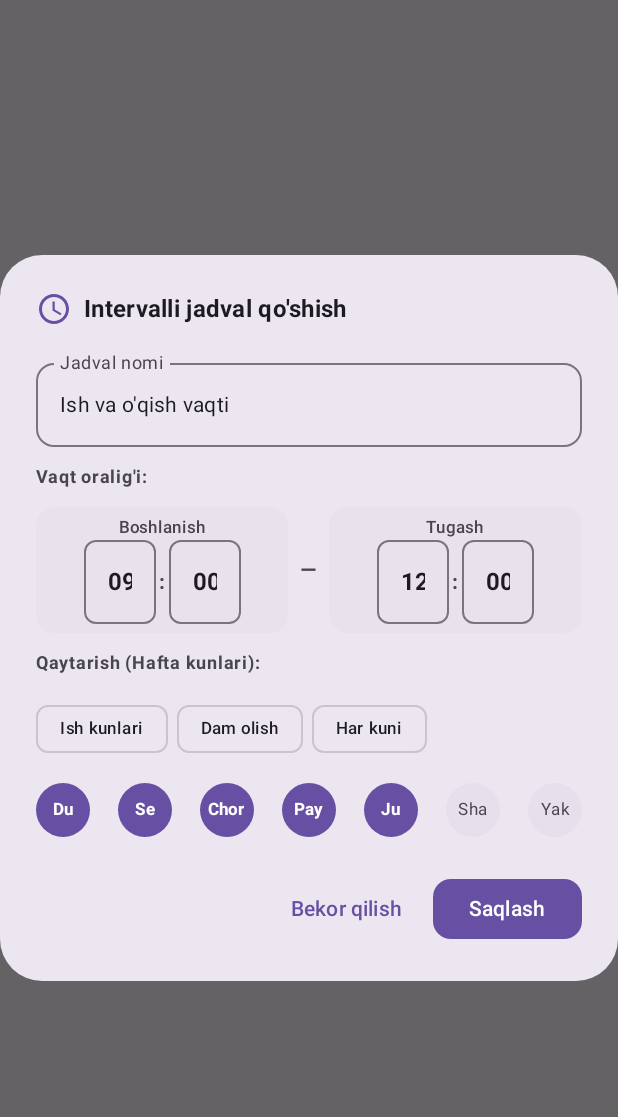
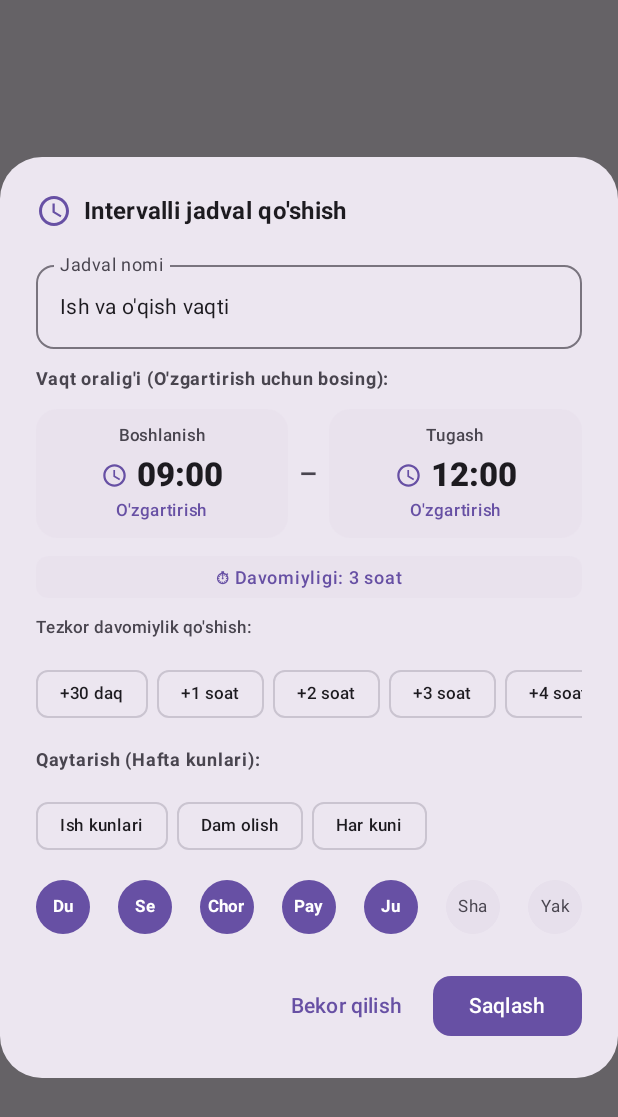
Before and after one commit to joxacybers/focus, an Android app built with Jetpack Compose: the composable EnhancedScheduleDialog shown on its own in the app's theme, on a phone screen of 412 x 824 dp. Shown: the top 1117 px of the screen. Run offline under Robolectric (Android 15) with nearby library versions, the phone set to English and light mode, and no system bars.

Commit message:
feat: replace manual time text inputs with visual TimePicker dial and quick duration chips

```diff
--- a/app/src/main/java/com/example/focus/ui/screens/FocusScreen.kt
+++ b/app/src/main/java/com/example/focus/ui/screens/FocusScreen.kt
@@ -4,6 +4,7 @@ import android.content.Intent
 import android.provider.Settings
 import androidx.compose.foundation.background
 import androidx.compose.foundation.clickable
+import androidx.compose.foundation.horizontalScroll
 import androidx.compose.foundation.layout.Arrangement
 import androidx.compose.foundation.layout.Box
 import androidx.compose.foundation.layout.Column
@@ -18,7 +19,6 @@ import androidx.compose.foundation.layout.width
 import androidx.compose.foundation.rememberScrollState
 import androidx.compose.foundation.shape.CircleShape
 import androidx.compose.foundation.shape.RoundedCornerShape
-import androidx.compose.foundation.text.KeyboardOptions
 import androidx.compose.foundation.verticalScroll
 import androidx.compose.material.icons.Icons
 import androidx.compose.material.icons.filled.AccessibilityNew
@@ -65,8 +65,11 @@ import androidx.compose.material3.Surface
 import androidx.compose.material3.Switch
 import androidx.compose.material3.Text
 import androidx.compose.material3.TextButton
+import androidx.compose.material3.TimePicker
+import androidx.compose.material3.TimePickerDefaults
 import androidx.compose.material3.TopAppBarDefaults
 import androidx.compose.material3.rememberModalBottomSheetState
+import androidx.compose.material3.rememberTimePickerState
 import androidx.compose.runtime.Composable
 import androidx.compose.runtime.DisposableEffect
 import androidx.compose.runtime.collectAsState
@@ -82,7 +85,6 @@ import androidx.compose.ui.draw.clip
 import androidx.compose.ui.graphics.vector.ImageVector
 import androidx.compose.ui.platform.LocalContext
 import androidx.compose.ui.text.font.FontWeight
-import androidx.compose.ui.text.input.KeyboardType
 import androidx.compose.ui.text.style.TextAlign
 import androidx.compose.ui.text.style.TextOverflow
 import androidx.compose.ui.unit.dp
@@ -911,9 +913,14 @@ private fun SettingSwitch(
     }
 }
 
+private enum class ActiveTimeTarget {
+    START, END
+}
+
 /**
- * Enhanced dialog to configure Schedule name, time range (hour:minute), and weekday recurrence
+ * Enhanced dialog to configure Schedule name, time range via visual picker/presets, and weekday recurrence
  */
+@OptIn(ExperimentalMaterial3Api::class)
 @Composable
 private fun EnhancedScheduleDialog(
     onDismiss: () -> Unit,
@@ -926,6 +933,8 @@ private fun EnhancedScheduleDialog(
     var endMinute by remember { mutableIntStateOf(0) }
     var selectedDays by remember { mutableStateOf(setOf(1, 2, 3, 4, 5)) } // 1=Mon .. 7=Sun
 
+    var activeTimePicker by remember { mutableStateOf<ActiveTimeTarget?>(null) }
+
     val dayNames = listOf(
         1 to "Du",
         2 to "Se",
@@ -935,6 +944,22 @@ private fun EnhancedScheduleDialog(
         6 to "Sha",
         7 to "Yak"
     )
+
+    // Calculate total duration in minutes
+    val startTotalMinutes = startHour * 60 + startMinute
+    val endTotalMinutes = endHour * 60 + endMinute
+    val durationMinutes = if (endTotalMinutes >= startTotalMinutes) {
+        endTotalMinutes - startTotalMinutes
+    } else {
+        (24 * 60 - startTotalMinutes) + endTotalMinutes
+    }
+    val durHours = durationMinutes / 60
+    val durMins = durationMinutes % 60
+    val durationText = buildString {
+        append("Davomiyligi: ")
+        if (durHours > 0) append("$durHours soat ")
+        if (durMins > 0 || durHours == 0) append("$durMins daqiqa")
+    }.trim()
 
     AlertDialog(
         onDismissRequest = onDismiss,
@@ -949,7 +974,9 @@ private fun EnhancedScheduleDialog(
         },
         text = {
             Column(
-                modifier = Modifier.fillMaxWidth(),
+                modifier = Modifier
+                    .fillMaxWidth()
+                    .verticalScroll(rememberScrollState()),
                 verticalArrangement = Arrangement.spacedBy(12.dp)
             ) {
                 // Name Input
@@ -964,32 +991,83 @@ private fun EnhancedScheduleDialog(
 
                 // Time Range Section
                 Text(
-                    text = "Vaqt oralig'i:",
+                    text = "Vaqt oralig'i (O'zgartirish uchun bosing):",
                     style = MaterialTheme.typography.labelMedium,
                     fontWeight = FontWeight.Bold
                 )
+
+                // Visual interactive time cards
                 Row(
                     modifier = Modifier.fillMaxWidth(),
                     horizontalArrangement = Arrangement.spacedBy(8.dp),
                     verticalAlignment = Alignment.CenterVertically
                 ) {
-                    TimeBoxSelector(
+                    TimeDisplayCard(
                         label = "Boshlanish",
                         hour = startHour,
                         minute = startMinute,
-                        onHourChange = { startHour = it },
-                        onMinuteChange = { startMinute = it },
+                        onClick = { activeTimePicker = ActiveTimeTarget.START },
                         modifier = Modifier.weight(1f)
                     )
-                    Text("—", fontWeight = FontWeight.Bold)
-                    TimeBoxSelector(
+                    Text("—", fontWeight = FontWeight.ExtraBold, color = MaterialTheme.colorScheme.onSurfaceVariant)
+                    TimeDisplayCard(
                         label = "Tugash",
                         hour = endHour,
                         minute = endMinute,
-                        onHourChange = { endHour = it },
-                        onMinuteChange = { endMinute = it },
+                        onClick = { activeTimePicker = ActiveTimeTarget.END },
                         modifier = Modifier.weight(1f)
                     )
+                }
+
+                // Duration badge
+                Surface(
+                    color = MaterialTheme.colorScheme.surfaceVariant.copy(alpha = 0.5f),
+                    shape = RoundedCornerShape(8.dp),
+                    modifier = Modifier.fillMaxWidth()
+                ) {
+                    Row(
+                        modifier = Modifier.padding(horizontal = 10.dp, vertical = 6.dp),
+                        verticalAlignment = Alignment.CenterVertically,
+                        horizontalArrangement = Arrangement.Center
+                    ) {
+                        Text(
+                            text = "⏱ $durationText",
+                            style = MaterialTheme.typography.labelMedium,
+                            fontWeight = FontWeight.SemiBold,
+                            color = MaterialTheme.colorScheme.primary
+                        )
+                    }
+                }
+
+                // Quick presets: +30m, +1h, +2h, +3h, +4h
+                Text(
+                    text = "Tezkor davomiylik qo'shish:",
+                    style = MaterialTheme.typography.labelSmall,
+                    color = MaterialTheme.colorScheme.onSurfaceVariant
+                )
+                Row(
+                    modifier = Modifier
+                        .fillMaxWidth()
+                        .horizontalScroll(rememberScrollState()),
+                    horizontalArrangement = Arrangement.spacedBy(6.dp)
+                ) {
+                    listOf(
+                        30 to "+30 daq",
+                        60 to "+1 soat",
+                        120 to "+2 soat",
+                        180 to "+3 soat",
+                        240 to "+4 soat"
+                    ).forEach { (addedMins, label) ->
+                        AssistChip(
+                            onClick = {
+                                val total = (startHour * 60 + startMinute + addedMins) % (24 * 60)
+                                endHour = total / 60
+                                endMinute = total % 60
+                            },
+                            label = { Text(label, style = MaterialTheme.typography.labelSmall) },
+                            shape = RoundedCornerShape(8.dp)
+                        )
+                    }
                 }
 
                 // Weekday Recurrence Section
@@ -1083,72 +1161,133 @@ private fun EnhancedScheduleDialog(
             }
         }
     )
+
+    if (activeTimePicker != null) {
+        val isStart = activeTimePicker == ActiveTimeTarget.START
+        Material3TimePickerDialog(
+            title = if (isStart) "Boshlanish vaqtini tanlang" else "Tugash vaqtini tanlang",
+            initialHour = if (isStart) startHour else endHour,
+            initialMinute = if (isStart) startMinute else endMinute,
+            onConfirm = { h, m ->
+                if (isStart) {
+                    startHour = h
+                    startMinute = m
+                } else {
+                    endHour = h
+                    endMinute = m
+                }
+                activeTimePicker = null
+            },
+            onDismiss = { activeTimePicker = null }
+        )
+    }
 }
 
 /**
- * Clean numeric time input box for hour and minute
+ * Clickable card displaying hour and minute with clock icon
  */
 @Composable
-private fun TimeBoxSelector(
+private fun TimeDisplayCard(
     label: String,
     hour: Int,
     minute: Int,
-    onHourChange: (Int) -> Unit,
-    onMinuteChange: (Int) -> Unit,
+    onClick: () -> Unit,
     modifier: Modifier = Modifier
 ) {
     Surface(
+        onClick = onClick,
+        shape = RoundedCornerShape(14.dp),
         color = MaterialTheme.colorScheme.surfaceVariant.copy(alpha = 0.5f),
-        shape = RoundedCornerShape(12.dp),
         modifier = modifier
     ) {
         Column(
-            modifier = Modifier.padding(horizontal = 8.dp, vertical = 6.dp),
+            modifier = Modifier.padding(horizontal = 12.dp, vertical = 10.dp),
             horizontalAlignment = Alignment.CenterHorizontally
         ) {
-            Text(label, style = MaterialTheme.typography.labelSmall, color = MaterialTheme.colorScheme.onSurfaceVariant)
+            Text(
+                text = label,
+                style = MaterialTheme.typography.labelSmall,
+                color = MaterialTheme.colorScheme.onSurfaceVariant
+            )
+            Spacer(modifier = Modifier.height(4.dp))
             Row(
                 verticalAlignment = Alignment.CenterVertically,
-                horizontalArrangement = Arrangement.Center
+                horizontalArrangement = Arrangement.spacedBy(6.dp)
             ) {
-                CompactNumberField(
-                    value = hour,
-                    max = 23,
-                    onValueChange = onHourChange
+                Icon(
+                    imageVector = Icons.Default.Schedule,
+                    contentDescription = null,
+                    modifier = Modifier.size(18.dp),
+                    tint = MaterialTheme.colorScheme.primary
                 )
-                Text(":", fontWeight = FontWeight.Bold, modifier = Modifier.padding(horizontal = 2.dp))
-                CompactNumberField(
-                    value = minute,
-                    max = 59,
-                    onValueChange = onMinuteChange
+                Text(
+                    text = String.format(Locale.US, "%02d:%02d", hour, minute),
+                    style = MaterialTheme.typography.titleLarge,
+                    fontWeight = FontWeight.ExtraBold,
+                    color = MaterialTheme.colorScheme.onSurface
                 )
             }
+            Spacer(modifier = Modifier.height(2.dp))
+            Text(
+                text = "O'zgartirish",
+                style = MaterialTheme.typography.labelSmall,
+                color = MaterialTheme.colorScheme.primary
+            )
         }
     }
 }
 
+/**
+ * Material 3 Visual Clock Time Picker Dialog
+ */
+@OptIn(ExperimentalMaterial3Api::class)
 @Composable
-private fun CompactNumberField(
-    value: Int,
-    max: Int,
-    onValueChange: (Int) -> Unit
+private fun Material3TimePickerDialog(
+    title: String,
+    initialHour: Int,
+    initialMinute: Int,
+    onConfirm: (Int, Int) -> Unit,
+    onDismiss: () -> Unit
 ) {
-    var textValue by remember(value) { mutableStateOf(String.format(Locale.US, "%02d", value)) }
+    val timePickerState = rememberTimePickerState(
+        initialHour = initialHour,
+        initialMinute = initialMinute,
+        is24Hour = true
+    )
 
-    OutlinedTextField(
-        value = textValue,
-        onValueChange = { input ->
-            val digits = input.filter { it.isDigit() }.take(2)
-            textValue = digits
-            digits.toIntOrNull()?.let { num ->
-                onValueChange(num.coerceIn(0, max))
+    AlertDialog(
+        onDismissRequest = onDismiss,
+        title = {
+            Text(
+                text = title,
+                style = MaterialTheme.typography.titleMedium,
+                fontWeight = FontWeight.Bold
+            )
+        },
+        text = {
+            Box(
+                modifier = Modifier.fillMaxWidth(),
+                contentAlignment = Alignment.Center
+            ) {
+                TimePicker(
+                    state = timePickerState,
+                    colors = TimePickerDefaults.colors()
+                )
             }
         },
-        singleLine = true,
-        textStyle = MaterialTheme.typography.titleMedium.copy(fontWeight = FontWeight.Bold),
-        keyboardOptions = KeyboardOptions(keyboardType = KeyboardType.Number),
-        modifier = Modifier.width(48.dp),
-        shape = RoundedCornerShape(8.dp)
+        confirmButton = {
+            Button(
+                onClick = { onConfirm(timePickerState.hour, timePickerState.minute) },
+                shape = RoundedCornerShape(10.dp)
+            ) {
+                Text("Tanlash")
+            }
+        },
+        dismissButton = {
+            TextButton(onClick = onDismiss) {
+                Text("Bekor qilish")
+            }
+        }
     )
 }
 
```
